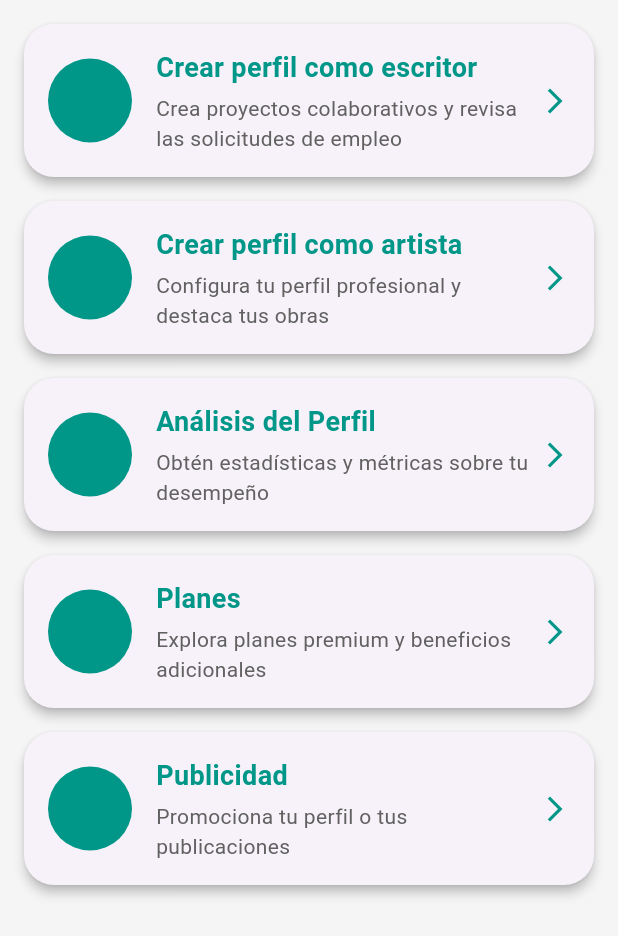
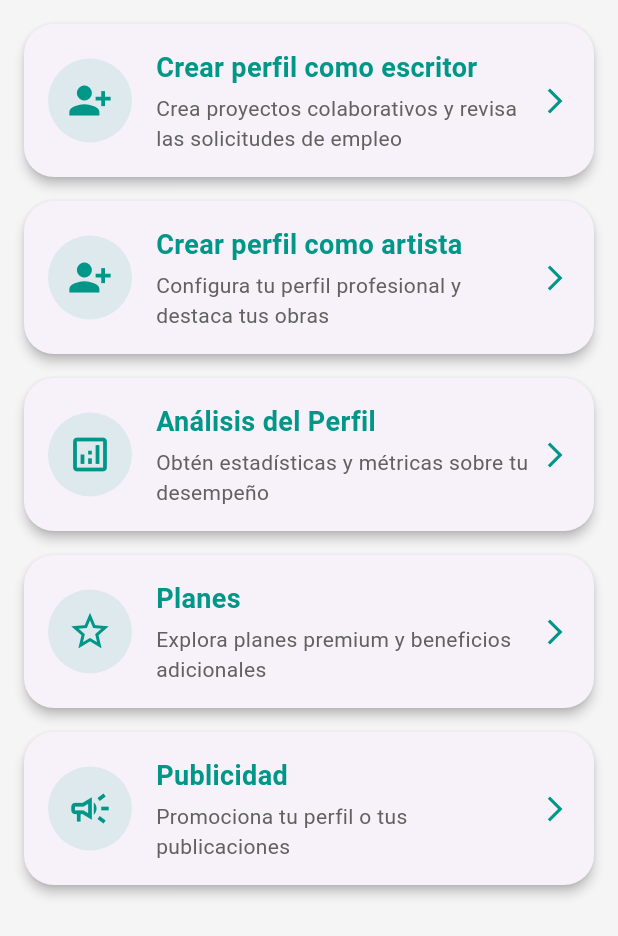
Before and after one commit to ArquiSoftwareEmerg-7273-Grupo3/ArtCollab_MobileApp, a Flutter app: the BusinessSelection screen opened directly, on a phone screen of 412 x 824 dp. Shown: the top 936 px of the screen. Run offline on Flutter 3.47's test engine with Material 3 defaults, Android fonts, the phone set to English and light mode, and no system bars; our stand-ins replace flutter_bloc.

Commit message:
fix: fixed visual issues in business selection view page

```diff
--- a/lib/shared/presentation/business_selection.dart
+++ b/lib/shared/presentation/business_selection.dart
@@ -18,31 +18,6 @@ class _BusinessSelectionState extends State<BusinessSelection> {
       backgroundColor: Colors.grey[100],
       body: Column(
         children: [
-          // Campo de búsqueda
-          /*
-          Padding(
-            padding: const EdgeInsets.all(12.0),
-            child: TextField(
-              controller: searchController,
-              decoration: InputDecoration(
-                hintText: 'Buscar opciones...',
-                filled: true,
-                fillColor: Colors.white,
-                prefixIcon: const Icon(Icons.search, color: Colors.teal),
-                contentPadding: const EdgeInsets.symmetric(vertical: 14.0),
-                border: OutlineInputBorder(
-                  borderRadius: BorderRadius.circular(30.0),
-                  borderSide: const BorderSide(color: Colors.teal),
-                ),
-                focusedBorder: OutlineInputBorder(
-                  borderRadius: BorderRadius.circular(30.0),
-                  borderSide: const BorderSide(color: Colors.teal, width: 2),
-                ),
-              ),
-            ),
-          ),
-          */
-
           // Menú de opciones
           Expanded(
             child: ListView(
@@ -125,7 +100,7 @@ class _BusinessSelectionState extends State<BusinessSelection> {
             children: [
               CircleAvatar(
                 radius: 28,
-                backgroundColor: Colors.teal.withValues(),
+                backgroundColor: Colors.teal.withOpacity(0.1),
                 child: Icon(icon, color: Colors.teal, size: 30),
               ),
               const SizedBox(width: 16),
```
Also changed, not shown: lib/shared/presentation/default_home_page.dart (+36 -12 lines).
